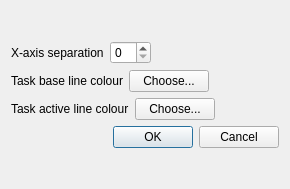
This is FCheddar/settings.ui in alu0101278919/OS_Project_FCheddar as Qt 5 draws it before an edit. The edited form follows.
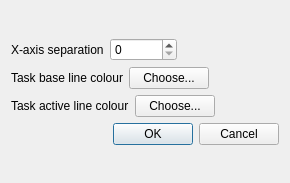
This is the edited form.

Diff of the .ui file:
```diff
--- a/FCheddar/settings.ui
+++ b/FCheddar/settings.ui
@@ -7,7 +7,7 @@
     <x>0</x>
     <y>0</y>
     <width>290</width>
-    <height>189</height>
+    <height>183</height>
    </rect>
   </property>
   <property name="minimumSize">
@@ -18,8 +18,8 @@
   </property>
   <property name="maximumSize">
    <size>
-    <width>329</width>
-    <height>189</height>
+    <width>290</width>
+    <height>183</height>
    </size>
   </property>
   <property name="windowTitle">
@@ -40,7 +40,11 @@
           </widget>
          </item>
          <item>
-          <widget class="QSpinBox" name="xAxisBox"/>
+          <widget class="QSpinBox" name="xAxisBox">
+           <property name="maximum">
+            <number>999999999</number>
+           </property>
+          </widget>
          </item>
          <item>
           <spacer name="horizontalSpacer_3">
```
